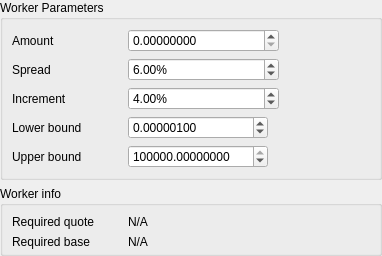
This is dexbot/views/ui/forms/staggered_orders_widget.ui in xeroc/stakemachine as Qt 5 draws it before an edit. The edited form follows.
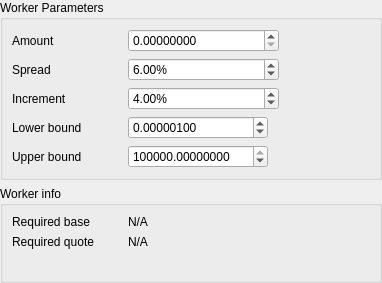
This is the edited form.

```diff
--- a/dexbot/views/ui/forms/staggered_orders_widget.ui
+++ b/dexbot/views/ui/forms/staggered_orders_widget.ui
@@ -7,7 +7,7 @@
     <x>0</x>
     <y>0</y>
     <width>382</width>
-    <height>256</height>
+    <height>283</height>
    </rect>
   </property>
   <property name="windowTitle">
@@ -327,8 +327,8 @@
       <property name="bottomMargin">
        <number>3</number>
       </property>
-      <item row="0" column="0">
-       <widget class="QLabel" name="label">
+      <item row="1" column="0">
+       <widget class="QLabel" name="required_quote_label">
         <property name="minimumSize">
          <size>
           <width>110</width>
@@ -349,22 +349,22 @@
         </property>
        </widget>
       </item>
-      <item row="0" column="1">
-       <widget class="QLabel" name="label_2">
+      <item row="1" column="1">
+       <widget class="QLabel" name="required_quote_text">
         <property name="text">
          <string>N/A</string>
         </property>
        </widget>
       </item>
-      <item row="1" column="0">
-       <widget class="QLabel" name="label_3">
+      <item row="0" column="0">
+       <widget class="QLabel" name="required_base_label">
         <property name="text">
          <string>Required base</string>
         </property>
        </widget>
       </item>
-      <item row="1" column="1">
-       <widget class="QLabel" name="label_4">
+      <item row="0" column="1">
+       <widget class="QLabel" name="required_base_text">
         <property name="text">
          <string>N/A</string>
         </property>
```
